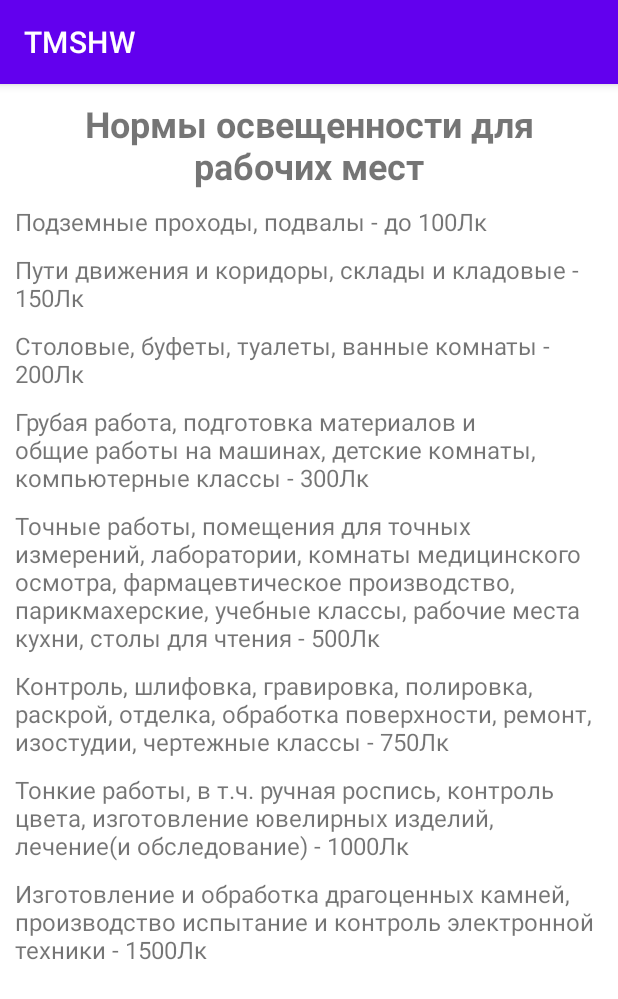
After one commit to Vaiki/TMSHW, an Android app: the fragment SensorFragment placed in its activity, on a phone screen of 412 x 824 dp. The commit adds this screen. Shown: the top 999 px of the screen. Run offline under Robolectric (Android 15) with nearby library versions, the phone set to English and light mode, and no system bars; Roboto replaces fonts that are not available here; 1 statement that could not run was skipped.

Commit message:
using SensorLight for determine compliance with workplace lighting standards

```diff
--- a/app/src/main/java/com/example/tmshw/recyclerView/TaskRVAdapter.kt
+++ b/app/src/main/java/com/example/tmshw/recyclerView/TaskRVAdapter.kt
@@ -13,6 +13,7 @@ import com.example.tmshw.databinding.ItemRoomBinding
 import com.example.tmshw.tasks.TimerFragment
 import com.example.tmshw.databinding.ItemTaskBinding
 import com.example.tmshw.tasks.DolgunecFragment
+import com.example.tmshw.tasks.SensorFragment
 import com.example.tmshw.tasks.player.PlayerFragment
 import com.example.tmshw.tasks.room.RoomFragment
 
@@ -51,6 +52,9 @@ class MyRecyclerViewAdapter(private val taskList: List<Task>) :
                 6 -> {
                     openFragment(v, RoomFragment())
                 }
+                7 -> {
+                    openFragment(v,SensorFragment())
+                }
             }
         }
     }
--- a/app/src/main/java/com/example/tmshw/recyclerView/TaskRVFragment.kt
+++ b/app/src/main/java/com/example/tmshw/recyclerView/TaskRVFragment.kt
@@ -29,7 +29,7 @@ class TaskRVFragment : Fragment() {
             Task(5, "ViewModel"),
             Task(6, "Player"),
             Task(7, "Room"),
-            Task(8, "")
+            Task(8, "Sensors")
         )
 
         val adapter = MyRecyclerViewAdapter(taskList)
--- /dev/null
+++ b/app/src/main/java/com/example/tmshw/tasks/SensorFragment.kt
@@ -0,0 +1,67 @@
+package com.example.tmshw.tasks
+
+import android.annotation.SuppressLint
+import android.content.Context.SENSOR_SERVICE
+import android.hardware.Sensor
+import android.hardware.SensorEvent
+import android.hardware.SensorEventListener
+import android.hardware.SensorManager
+import android.os.Bundle
+import android.view.View
+import androidx.appcompat.app.AppCompatActivity
+import androidx.fragment.app.Fragment
+import androidx.lifecycle.MutableLiveData
+import com.example.tmshw.R
+import com.example.tmshw.databinding.FragmentSensorsBinding
+
+
+class SensorFragment : Fragment(R.layout.fragment_sensors), SensorEventListener {
+    private lateinit var sensorManager: SensorManager
+    private lateinit var sensor: Sensor
+    private var _binding: FragmentSensorsBinding? = null
+    private val binding get() = _binding!!
+
+
+    override fun onViewCreated(view: View, savedInstanceState: Bundle?) {
+        super.onViewCreated(view, savedInstanceState)
+        _binding = FragmentSensorsBinding.bind(view)
+        sensorManager =
+            (context as AppCompatActivity).getSystemService(SENSOR_SERVICE) as SensorManager
+        sensor = sensorManager.getDefaultSensor(Sensor.TYPE_LIGHT)
+        val deviceSensors: List<Sensor> = sensorManager.getSensorList(Sensor.TYPE_ALL)
+        println(deviceSensors.joinToString { "${it.stringType}\n" })
+
+    }
+
+    override fun onResume() {
+        super.onResume()
+        sensorManager.registerListener(
+            this,
+            sensor,
+            SensorManager.SENSOR_DELAY_NORMAL
+        )
+    }
+
+    override fun onPause() {
+        super.onPause()
+        sensorManager.unregisterListener(this, sensor)
+    }
+
+    override fun onDestroyView() {
+        super.onDestroyView()
+        _binding = null
+    }
+
+    @SuppressLint("ResourceAsColor", "SetTextI18n")
+    override fun onSensorChanged(p0: SensorEvent) {
+
+
+        binding.tvSensorLight.text = p0.values[0].toInt().toString() + " Лк"
+
+    }
+
+    override fun onAccuracyChanged(p0: Sensor?, p1: Int) {
+
+    }
+
+}
--- /dev/null
+++ b/app/src/main/res/layout/fragment_sensors.xml
@@ -0,0 +1,94 @@
+<?xml version="1.0" encoding="utf-8"?>
+<androidx.appcompat.widget.LinearLayoutCompat xmlns:android="http://schemas.android.com/apk/res/android"
+    xmlns:app="http://schemas.android.com/apk/res-auto"
+    xmlns:tools="http://schemas.android.com/tools"
+    android:layout_width="match_parent"
+    android:layout_height="match_parent"
+    android:orientation="vertical"
+    android:padding="10dp"
+    tools:context=".tasks.SensorFragment">
+
+    <TextView
+        android:layout_width="match_parent"
+        android:layout_height="wrap_content"
+        android:layout_marginBottom="10dp"
+        android:text="@string/sensor_light"
+        android:textAlignment="center"
+        android:textSize="24sp"
+        android:textStyle="bold" />
+
+    <TextView
+        android:id="@+id/tv_100"
+        android:layout_width="match_parent"
+        android:layout_height="wrap_content"
+        android:layout_marginBottom="10dp"
+        android:text="@string/_100"
+        android:textSize="16sp" />
+
+    <TextView
+        android:id="@+id/tv_150"
+        android:layout_width="match_parent"
+        android:layout_height="wrap_content"
+        android:layout_marginBottom="10dp"
+        android:text="@string/_150"
+        android:textSize="16sp" />
+
+    <TextView
+        android:id="@+id/tv_200"
+        android:layout_width="match_parent"
+        android:layout_height="wrap_content"
+        android:layout_marginBottom="10dp"
+        android:text="@string/_200"
+        android:textSize="16sp" />
+
+    <TextView
+        android:id="@+id/tv_300"
+        android:layout_width="match_parent"
+        android:layout_height="wrap_content"
+        android:layout_marginBottom="10dp"
+        android:text="@string/_300"
+        android:textSize="16sp" />
+
+    <TextView
+        android:id="@+id/tv_500"
+        android:layout_width="match_parent"
+        android:layout_height="wrap_content"
+        android:layout_marginBottom="10dp"
+        android:text="@string/_500"
+        android:textSize="16sp" />
+
+    <TextView
+        android:id="@+id/tv_750"
+        android:layout_width="match_parent"
+        android:layout_height="wrap_content"
+        android:layout_marginBottom="10dp"
+        android:text="@string/_750"
+        android:textSize="16sp" />
+
+    <TextView
+        android:id="@+id/tv_1000"
+        android:layout_width="match_parent"
+        android:layout_height="wrap_content"
+        android:layout_marginBottom="10dp"
+        android:text="@string/_1000"
+        android:textSize="16sp" />
+
+    <TextView
+        android:id="@+id/tv_1500"
+        android:layout_width="match_parent"
+        android:layout_height="wrap_content"
+        android:layout_marginBottom="24dp"
+        android:text="@string/_1500"
+        android:textSize="16sp" />
+
+    <TextView
+
+        android:id="@+id/tv_sensor_light"
+        android:layout_width="match_parent"
+        android:layout_height="wrap_content"
+        android:textAlignment="center"
+        android:textSize="48sp"
+        android:textStyle="bold" />
+
+
+</androidx.appcompat.widget.LinearLayoutCompat>
--- a/app/src/main/res/layout/item_room.xml
+++ b/app/src/main/res/layout/item_room.xml
@@ -66,7 +66,6 @@
                 android:textColor="@color/white"
                 android:textSize="16sp"
                 android:textStyle="bold"
-
                 app:layout_constraintStart_toEndOf="@id/iv_avatar_employee"
                 app:layout_constraintTop_toBottomOf="@+id/tv_name_employee"
                 app:layout_constraintBottom_toTopOf="@id/tv_position"
--- a/app/src/main/res/values-night/themes.xml
+++ b/app/src/main/res/values-night/themes.xml
@@ -1,6 +1,6 @@
 <resources xmlns:tools="http://schemas.android.com/tools">
     <!-- Base application theme. -->
-    <style name="Theme.TMSHW" parent="Theme.MaterialComponents.DayNight.NoActionBar">
+    <style name="Theme.TMSHW" parent="Theme.MaterialComponents.DayNight.DarkActionBar">
         <!-- Primary brand color. -->
         <item name="colorPrimary">@color/purple_200</item>
         <item name="colorPrimaryVariant">@color/purple_700</item>
--- a/app/src/main/res/values/colors.xml
+++ b/app/src/main/res/values/colors.xml
@@ -23,5 +23,8 @@
     <color name="pink_pressed">#ec407a</color>
     <color name="blue_semi_transparent">#805677fc</color>
     <color name="blue_semi_transparent_pressed">#80738ffe</color>
+    <color name="green">#13831C</color>
+    <color name="red">#B71C1C</color>
+
 
 </resources>
--- a/app/src/main/res/values/strings.xml
+++ b/app/src/main/res/values/strings.xml
@@ -47,5 +47,14 @@
     <string name="delete">Удалить</string>
     <string name="position">Должность</string>
     <string name="update">Update</string>
+    <string name="sensor_light">Нормы освещенности для рабочих мест</string>
+    <string name="_100">Подземные проходы, подвалы - до 100Лк</string>
+    <string name="_150">Пути движения и коридоры, склады и кладовые - 150Лк</string>
+    <string name="_200">Столовые, буфеты, туалеты, ванные комнаты - 200Лк</string>
+    <string name="_300">Грубая работа, подготовка материалов и общие работы на машинах, детские комнаты, компьютерные классы - 300Лк</string>
+    <string name="_500">Точные работы, помещения для точных измерений, лаборатории, комнаты медицинского осмотра, фармацевтическое производство, парикмахерские, учебные классы, рабочие места кухни, столы для чтения - 500Лк</string>
+    <string name="_750">Контроль, шлифовка, гравировка, полировка, раскрой, отделка, обработка поверхности, ремонт, изостудии, чертежные классы - 750Лк</string>
+    <string name="_1000">Тонкие работы, в т.ч. ручная роспись, контроль цвета, изготовление ювелирных изделий, лечение(и обследование) - 1000Лк</string>
+    <string name="_1500">Изготовление и обработка драгоценных камней, производство испытание и контроль электронной техники - 1500Лк</string>
 
 </resources>
--- a/app/src/main/res/values/themes.xml
+++ b/app/src/main/res/values/themes.xml
@@ -1,6 +1,6 @@
 <resources xmlns:tools="http://schemas.android.com/tools">
     <!-- Base application theme. -->
-    <style name="Theme.TMSHW" parent="Theme.MaterialComponents.DayNight.NoActionBar">
+    <style name="Theme.TMSHW" parent="Theme.MaterialComponents.DayNight.DarkActionBar">
         <!-- Primary brand color. -->
         <item name="colorPrimary">@color/purple_500</item>
         <item name="colorPrimaryVariant">@color/purple_700</item>
```
